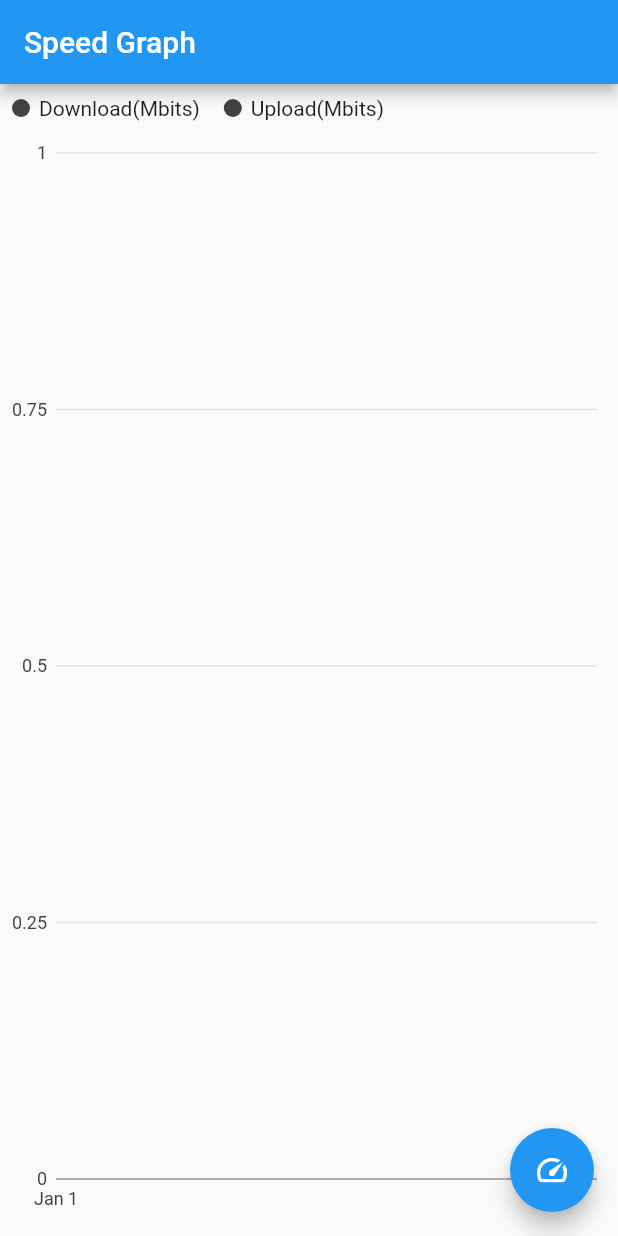
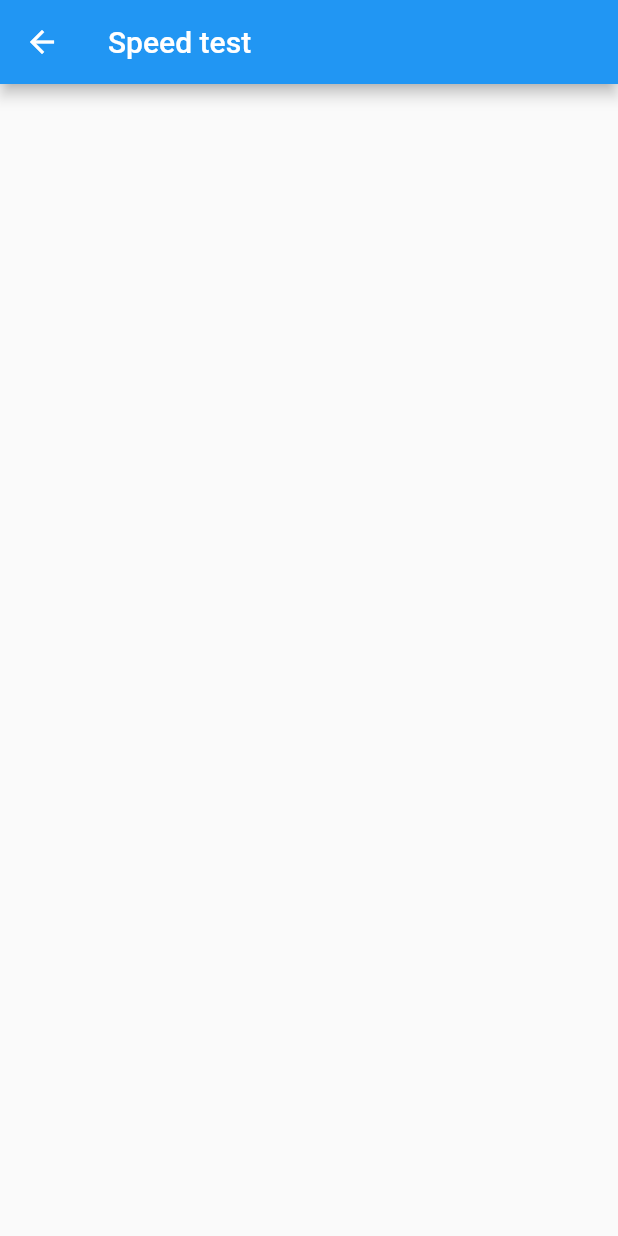
Before and after one commit to fred441a/internet_tracker_app, a Flutter app: the screen it shows after launch, after a tap on the "speed" icon, on a phone screen of 412 x 824 dp. Run offline on Flutter 3.47's test engine with Material 2 defaults, Android fonts, the phone set to English and light mode, and no system bars; our stand-ins replace bloc, charts_flutter, flutter_bloc; network calls fail.

Commit message:
adding speedtest WOP

```diff
--- /dev/null
+++ b/lib/BLoC/speed_test_bloc.dart
@@ -0,0 +1,16 @@
+import 'package:bloc/bloc.dart';
+import '../data/single_speed_test.dart';
+
+class SpeedTestCubit extends Cubit<Map<String, dynamic>> {
+  SpeedTestCubit() : super({});
+
+  void test() async {
+    Map speedtest = await getSpeedTest();
+    Map<String, dynamic> emitMap = {
+      "download": speedtest["download"] / 1000000,
+      "upload": speedtest["upload"] / 1000000,
+      "time": DateTime.now()
+    };
+    emit(emitMap);
+  }
+}
--- a/lib/BLoC/speed_tests_bloc.dart
+++ /dev/null
@@ -1,22 +0,0 @@
-import 'package:flutter_bloc/flutter_bloc.dart';
-import '../data/speed_test_data.dart';
-
-class SpeedTestCubit extends Cubit<List<Map<String, dynamic>>> {
-  SpeedTestCubit() : super([]);
-
-  void init() async {
-    List<Map<String, dynamic>> emitList = [];
-    List rawDataList = await getSpeedData();
-
-    rawDataList.forEach((element) {
-      double uploadMbits = int.parse(element["upload"]) / 1000000;
-      double downloafMbits = int.parse(element["download"]) / 1000000;
-      DateTime time = DateTime.parse(element["reg_date"]);
-
-      emitList.add(
-          {"upload": uploadMbits, "download": downloafMbits, "time": time});
-    });
-
-    emit(emitList);
-  }
-}
--- /dev/null
+++ b/lib/BLoC/speed_tests_history_bloc.dart
@@ -0,0 +1,36 @@
+import 'dart:async';
+
+import 'package:flutter_bloc/flutter_bloc.dart';
+import '../data/speed_test_data.dart';
+import 'speed_test_bloc.dart';
+
+class SpeedTestHistoryCubit extends Cubit<List<Map<String, dynamic>>> {
+  late StreamSubscription speedTestSubscription;
+  SpeedTestHistoryCubit() : super([]) {
+    speedTestSubscription = SpeedTestCubit().stream.listen((state) {
+      init();
+    });
+  }
+
+  @override
+  Future<void> close() {
+    speedTestSubscription.cancel();
+    return super.close();
+  }
+
+  void init() async {
+    List<Map<String, dynamic>> emitList = [];
+    List rawDataList = await getSpeedData();
+
+    rawDataList.forEach((element) {
+      double uploadMbits = int.parse(element["upload"]) / 1000000;
+      double downloadMbits = int.parse(element["download"]) / 1000000;
+      DateTime time = DateTime.parse(element["reg_date"]);
+
+      emitList.add(
+          {"upload": uploadMbits, "download": downloadMbits, "time": time});
+    });
+
+    emit(emitList);
+  }
+}
--- a/lib/main.dart
+++ b/lib/main.dart
@@ -1,7 +1,8 @@
 import 'package:flutter/material.dart';
 import 'data/speed_test_data.dart';
-import 'BLoC/speed_tests_bloc.dart';
+import 'BLoC/speed_tests_history_bloc.dart';
 import 'view/chart_view.dart';
+import 'view/speed_test_view.dart';
 import 'package:flutter_bloc/flutter_bloc.dart';
 
 void main() {
@@ -15,7 +16,7 @@ class MyApp extends StatelessWidget {
   @override
   Widget build(BuildContext context) {
     return BlocProvider(
-      create: (context) => SpeedTestCubit(),
+      create: (context) => SpeedTestHistoryCubit()..init(),
       child: MaterialApp(
         title: 'Internet  Tracker',
         theme: ThemeData(
@@ -24,6 +25,7 @@ class MyApp extends StatelessWidget {
         initialRoute: "/",
         routes: {
           "/": (context) => ChartView(),
+          "/SpeedTest": (context) => SpeedTestView()
         },
       ),
     );
--- a/lib/view/chart_view.dart
+++ b/lib/view/chart_view.dart
@@ -1,5 +1,5 @@
 import 'package:flutter/material.dart';
-import '../BLoC/speed_tests_bloc.dart';
+import '../BLoC/speed_tests_history_bloc.dart';
 import 'package:charts_flutter/flutter.dart' as charts;
 import 'package:flutter_bloc/flutter_bloc.dart';
 
@@ -12,7 +12,7 @@ class ChartView extends StatelessWidget {
       appBar: AppBar(
         title: const Text("Speed Graph"),
       ),
-      body: BlocBuilder<SpeedTestCubit, List<Map<String, dynamic>>>(
+      body: BlocBuilder<SpeedTestHistoryCubit, List<Map<String, dynamic>>>(
         builder: (context, state) {
           return Padding(
             padding: const EdgeInsets.only(bottom: 10),
@@ -23,7 +23,9 @@ class ChartView extends StatelessWidget {
         },
       ),
       floatingActionButton: FloatingActionButton(
-        onPressed: () {},
+        onPressed: () {
+          Navigator.pushNamed(context, "/SpeedTest");
+        },
         child: const Icon(Icons.speed),
       ),
     );
--- a/lib/view/speed_test_view.dart
+++ b/lib/view/speed_test_view.dart
@@ -0,0 +1,42 @@
+import 'package:flutter/material.dart';
+import '../BLoC//speed_test_bloc.dart';
+import 'package:flutter_bloc/flutter_bloc.dart';
+
+class SpeedTestView extends StatelessWidget {
+  const SpeedTestView({Key? key}) : super(key: key);
+
+  @override
+  Widget build(BuildContext context) {
+    return Scaffold(
+      appBar: AppBar(
+        title: const Text("Speed test"),
+      ),
+      body: BlocProvider(
+        create: (context) => SpeedTestCubit()..test(),
+        child: Container(),
+      ),
+    );
+  }
+}
+
+class SpeedtestWidget extends StatelessWidget {
+  const SpeedtestWidget({Key? key}) : super(key: key);
+
+  @override
+  Widget build(BuildContext context) {
+    return BlocBuilder<SpeedTestCubit, Map<String, dynamic>>(
+        builder: (context, state) {
+      if (state == {}) {
+        return Image.asset("assets/loading.gif");
+      }
+      return Center(
+        child: Row(
+          children: [
+            Text("Download: ${state["download"]}"),
+            Text("Upload: ${state["upload"]}")
+          ],
+        ),
+      );
+    });
+  }
+}
--- a/pubspec.yaml
+++ b/pubspec.yaml
@@ -94,4 +94,4 @@ flutter:
   # For details regarding fonts from package dependencies,
   # see https://flutter.dev/custom-fonts/#from-packages
 assets:
-  - assets/.env
+  - assets/loading.gif
```
Also changed, not shown: lib/data/single_speed_test.dart (added, +17 -0 lines), assets/loading.gif (added).
